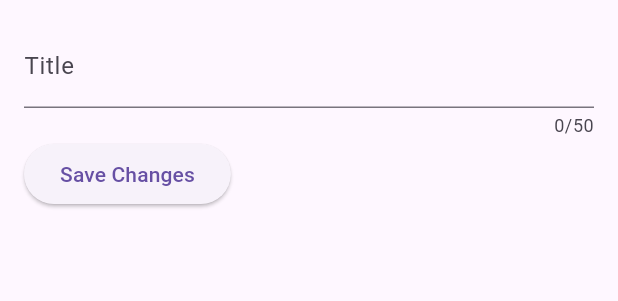
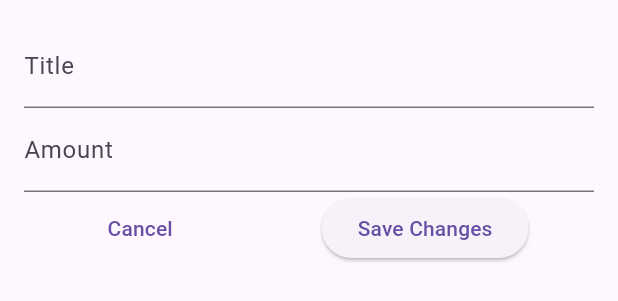
Before and after one commit to bhuphathi/expense_tracker, a Flutter app: the AddExpenses widget shown alone on an empty page, opened directly, on a phone screen of 412 x 824 dp. Shown: the top 301 px of the screen. Run offline on Flutter 3.47's test engine with Material 2 defaults, Android fonts, the phone set to English and light mode, and no system bars.

Commit message:
feat: amount textfield and cancel btn added

```diff
--- a/lib/screens/helper_widgets/add_expenses.dart
+++ b/lib/screens/helper_widgets/add_expenses.dart
@@ -9,10 +9,12 @@ class AddExpenses extends StatefulWidget {
 
 class _AddExpenses extends State<AddExpenses> {
   final _titleController = TextEditingController();
+  final _amountController = TextEditingController();
 
   @override
   void dispose() {
     _titleController.dispose();
+    _amountController.dispose();
     super.dispose();
   }
 
@@ -22,19 +24,35 @@ class _AddExpenses extends State<AddExpenses> {
       padding: const EdgeInsets.all(16),
       child: Column(children: [
         TextField(
-          maxLength: 50,
           controller: _titleController,
           decoration: const InputDecoration(
             label: Text("Title"),
           ),
         ),
+        TextField(
+          controller: _amountController,
+          keyboardType: TextInputType.number,
+          decoration: const InputDecoration(
+            prefixText: "Rs.",
+            label: Text("Amount"),
+          ),
+        ),
         Row(
+          mainAxisAlignment: MainAxisAlignment.spaceAround,
           children: [
+            TextButton(
+              onPressed: () {
+                Navigator.pop(context);
+              },
+              child: const Text("Cancel"),
+            ),
             ElevatedButton(
-                onPressed: () {
-                  print(_titleController);
-                },
-                child: const Text("Save Changes"))
+              onPressed: () {
+                print(_titleController);
+                print(_amountController);
+              },
+              child: const Text("Save Changes"),
+            ),
           ],
         )
       ]),
```
